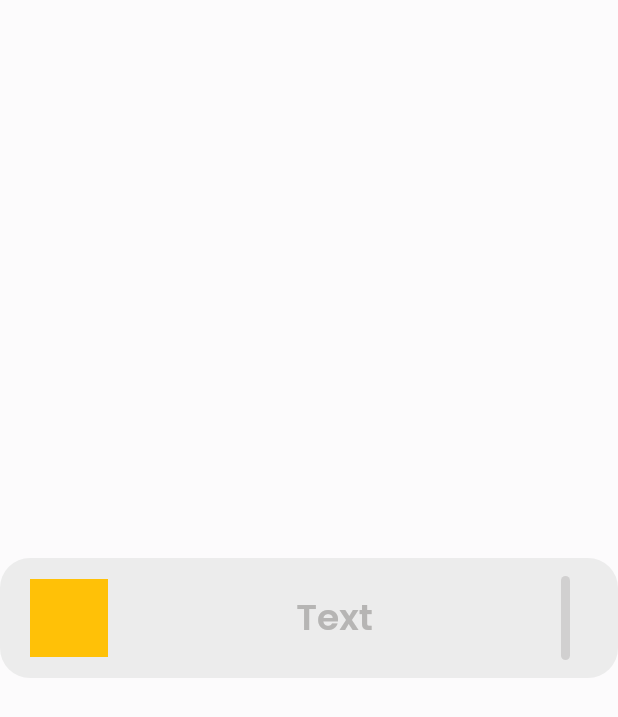
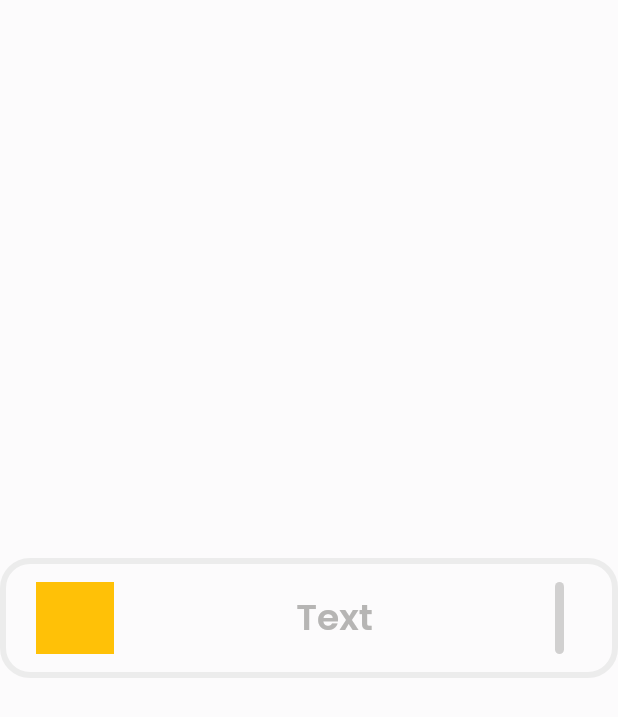
Before and after one commit to athiruj/communication_for_mobile_app_and_esp_module, a Flutter app: the screen it shows after launch, on a phone screen of 412 x 824 dp. Shown: the top 717 px of the screen. Run offline on Flutter 3.47's test engine with Material 2 defaults, Android fonts, the light colour scheme and no system bars.

Commit message:
OutlineMediumBox classes

```diff
--- a/lib/main.dart
+++ b/lib/main.dart
@@ -372,7 +372,7 @@ class NormalLayout extends StatelessWidget {
   @override
   Widget build(BuildContext context) {
     return const Center(
-      child: MediumBox("Text"),
+      child: OutlineMediumBox("Text"),
     );
   }
 }
@@ -556,7 +556,49 @@ class MediumBox extends StatelessWidget {
   }
 }
 
+class OutlineMediumBox extends StatelessWidget {
+  final String text;
+  final StatusBar? statusBar;
+  const OutlineMediumBox(this.text, {super.key, this.statusBar});
 
+  @override
+  Widget build(BuildContext context) {
+    return Container(
+      padding: const EdgeInsets.only(
+        left: 20,
+        right: 32,
+        top: 12,
+        bottom: 12,
+      ),
+      decoration: BoxDecoration(
+        border:
+            Border.all(width: 4, color: Theme.of(context).colorScheme.surface),
+        borderRadius: BorderRadius.circular(20),
+      ),
+      constraints: const BoxConstraints.expand(
+        height: 80,
+      ),
+      child: Row(
+        mainAxisAlignment: MainAxisAlignment.spaceBetween,
+        crossAxisAlignment: CrossAxisAlignment.center,
+        children: [
+          Container(
+            color: Colors.amber,
+            height: 52,
+            width: 52,
+          ),
+          Text(
+            text,
+            style: Theme.of(context).primaryTextTheme.titleMedium?.copyWith(
+                  color: Theme.of(context).colorScheme.onSurface,
+                ),
+          ),
+          statusBar ?? const StatusBar()
+        ],
+      ),
+    );
+  }
+}
 
 /// Status Bar cover the parent height
 /// * StatusBar()
```
